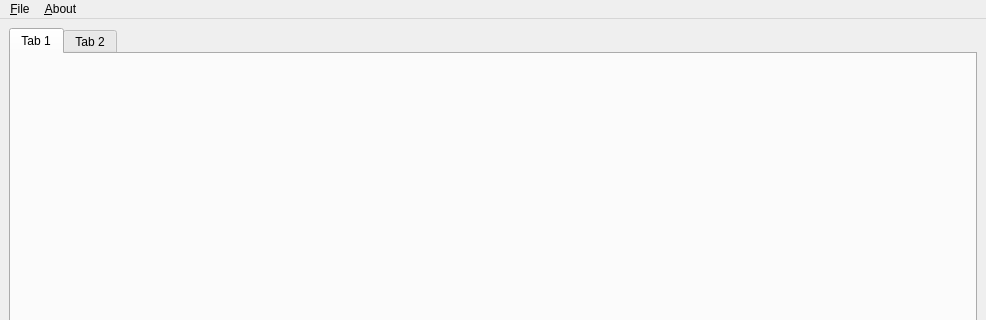
Old version of the form src/mainWindow/mainWindow.ui in the repository sophies92/sosText; both pictures show x 0 to 986 and y 0 to 320 of the 986 by 812 pixel window.
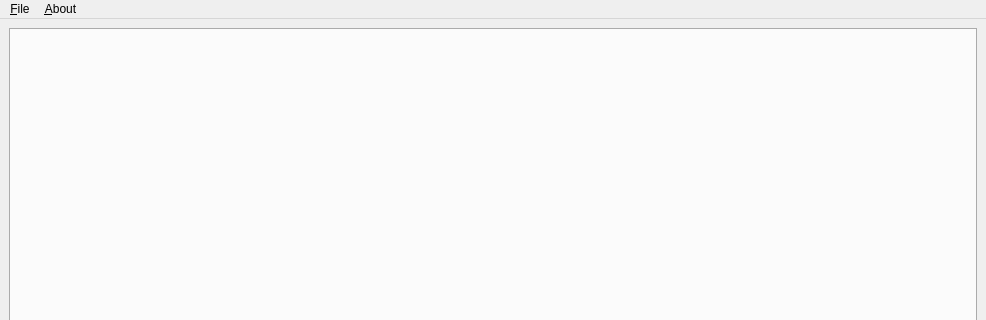
New version of the form.

Commit message: new file works, tabs cloasable, tabs moveable

The edit to the form file:
```diff
--- a/src/mainWindow/mainWindow.ui
+++ b/src/mainWindow/mainWindow.ui
@@ -17,16 +17,12 @@
    <layout class="QVBoxLayout" name="verticalLayout">
     <item>
      <widget class="QTabWidget" name="tabWidget">
-      <widget class="QWidget" name="tab">
-       <attribute name="title">
-        <string>Tab 1</string>
-       </attribute>
-      </widget>
-      <widget class="QWidget" name="tab_2">
-       <attribute name="title">
-        <string>Tab 2</string>
-       </attribute>
-      </widget>
+      <property name="tabsClosable">
+       <bool>true</bool>
+      </property>
+      <property name="movable">
+       <bool>true</bool>
+      </property>
      </widget>
     </item>
    </layout>
```
Left out of the diff: 15 changed lines with no effect on the pictures. The commit also changes 2 other files.
